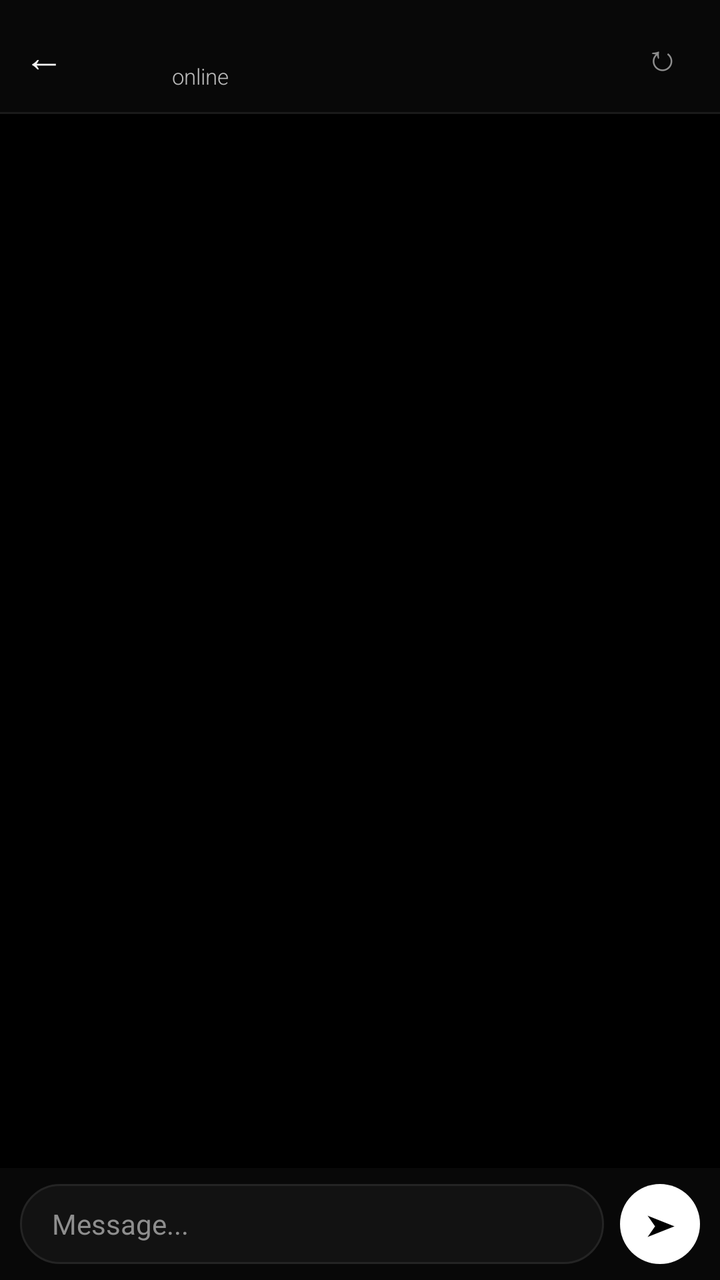
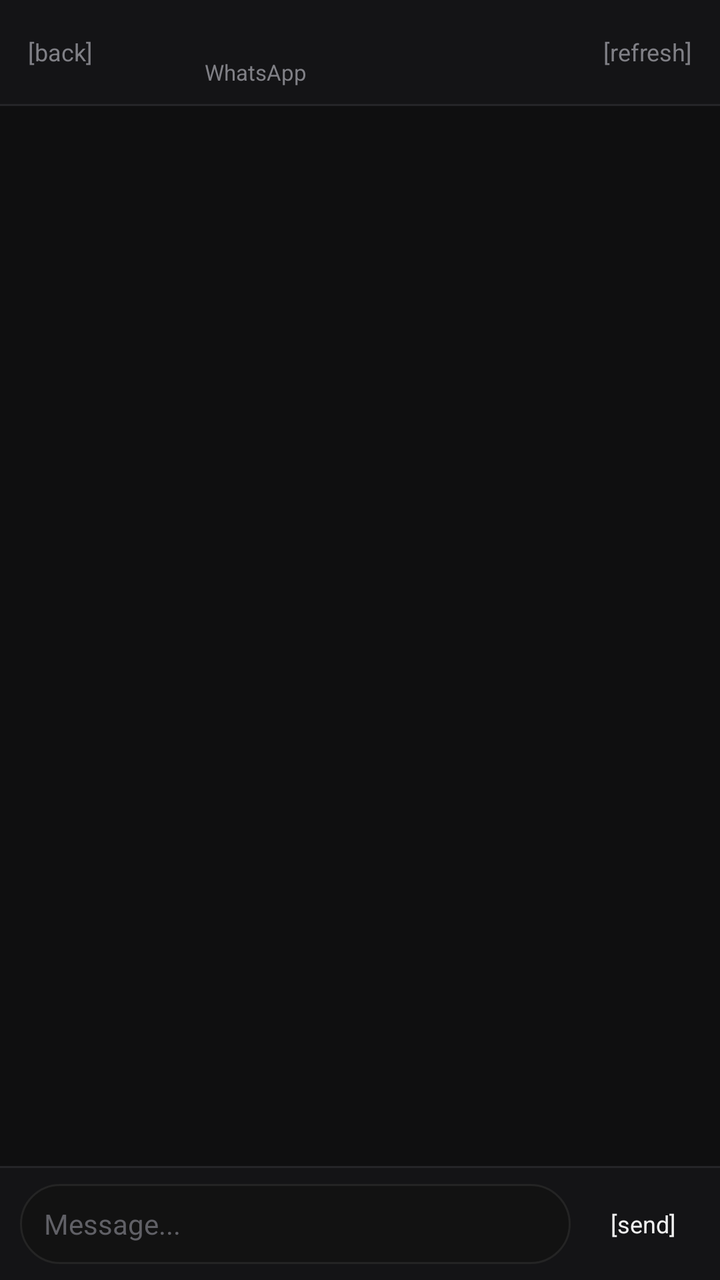

Screens rendered from an Android XML layout before and after an edit, with the pre-edit source and the edit as a unified diff.
<!-- AndroidManifest.xml: application theme android:Theme.NoTitleBar -->
<!-- res/layout/activity_chat.xml -->
<?xml version="1.0" encoding="utf-8"?>
<LinearLayout xmlns:android="http://schemas.android.com/apk/res/android"
    android:layout_width="match_parent"
    android:layout_height="match_parent"
    android:orientation="vertical"
    android:background="@color/wa_chat_bg">

    
    <LinearLayout
        android:layout_width="match_parent"
        android:layout_height="56dp"
        android:orientation="horizontal"
        android:background="@color/wa_header"
        android:gravity="center_vertical"
        android:paddingLeft="4dp"
        android:paddingRight="10dp">

        <TextView
            android:id="@+id/btn_back"
            android:layout_width="36dp"
            android:layout_height="match_parent"
            android:gravity="center"
            android:textColor="@color/wa_text"
            android:textSize="20sp"
            android:text="&#8592;" />

        
        <FrameLayout
            android:id="@+id/layout_chat_avatar"
            android:layout_width="36dp"
            android:layout_height="36dp"
            android:layout_marginRight="10dp">

            <TextView
                android:id="@+id/tv_chat_avatar_letter"
                android:layout_width="match_parent"
                android:layout_height="match_parent"
                android:gravity="center"
                android:textColor="#FFFFFF"
                android:textSize="15sp"
                android:fontFamily="sans-serif-light"
                android:textStyle="bold" />
        </FrameLayout>

        
        <LinearLayout
            android:layout_width="0dp"
            android:layout_weight="1"
            android:layout_height="wrap_content"
            android:orientation="vertical">

            <TextView
                android:id="@+id/tv_thread_name"
                android:layout_width="wrap_content"
                android:layout_height="wrap_content"
                android:textColor="@color/wa_text"
                android:fontFamily="sans-serif"
                android:textSize="15sp"
                android:textStyle="bold"
                android:singleLine="true"
                android:ellipsize="end" />

            <TextView
                android:id="@+id/tv_thread_status"
                android:layout_width="wrap_content"
                android:layout_height="wrap_content"
                android:textColor="@color/wa_online"
                android:fontFamily="sans-serif-light"
                android:textSize="11sp"
                android:text="online" />
        </LinearLayout>

        
        <TextView
            android:id="@+id/btn_chat_refresh"
            android:layout_width="38dp"
            android:layout_height="44dp"
            android:gravity="center"
            android:textColor="@color/wa_text_sub"
            android:textSize="18sp"
            android:text="&#8635;" />
    </LinearLayout>

    <View
        android:layout_width="match_parent"
        android:layout_height="1dp"
        android:background="@color/wa_divider" />

    
    <FrameLayout
        android:layout_width="match_parent"
        android:layout_height="0dp"
        android:layout_weight="1">

        <ListView
            android:id="@+id/list_messages"
            android:layout_width="match_parent"
            android:layout_height="match_parent"
            android:divider="@null"
            android:dividerHeight="3dp"
            android:paddingLeft="10dp"
            android:paddingRight="10dp"
            android:paddingTop="10dp"
            android:paddingBottom="10dp"
            android:clipToPadding="false"
            android:scrollbars="none" />

        <TextView
            android:id="@+id/tv_chat_empty"
            android:layout_width="match_parent"
            android:layout_height="match_parent"
            android:gravity="center"
            android:fontFamily="sans-serif-light"
            android:textColor="@color/wa_text_sub"
            android:textSize="14sp"
            android:text="No messages yet.\nType below to begin."
            android:visibility="gone" />
    </FrameLayout>

    
    <LinearLayout
        android:layout_width="match_parent"
        android:layout_height="wrap_content"
        android:orientation="horizontal"
        android:background="@color/wa_header"
        android:paddingLeft="10dp"
        android:paddingRight="10dp"
        android:paddingTop="8dp"
        android:paddingBottom="8dp"
        android:gravity="center_vertical">

        
        <EditText
            android:id="@+id/edit_message"
            android:layout_width="0dp"
            android:layout_weight="1"
            android:layout_height="wrap_content"
            android:minHeight="40dp"
            android:maxLines="5"
            android:paddingLeft="16dp"
            android:paddingRight="16dp"
            android:paddingTop="9dp"
            android:paddingBottom="9dp"
            android:background="@drawable/input_pill_bg"
            android:textColor="@color/wa_text"
            android:textColorHint="@color/wa_text_sub"
            android:fontFamily="sans-serif"
            android:hint="Message..."
            android:textSize="14sp"
            android:imeOptions="actionSend"
            android:inputType="textCapSentences|textMultiLine" />

        
        <FrameLayout
            android:id="@+id/btn_send"
            android:layout_width="40dp"
            android:layout_height="40dp"
            android:layout_marginLeft="8dp"
            android:background="@drawable/btn_send_circle">

            <TextView
                android:layout_width="match_parent"
                android:layout_height="match_parent"
                android:gravity="center"
                android:textColor="#000000"
                android:textSize="15sp"
                android:paddingLeft="1dp"
                android:text="&#10148;" />
        </FrameLayout>
    </LinearLayout>

</LinearLayout>
<!-- resources referenced by this layout -->
<resources>
  <color name="wa_chat_bg">#000000</color>
  <color name="wa_divider">#1A1A1A</color>
  <color name="wa_header">#080808</color>
  <color name="wa_online">#BBBBBB</color>
  <color name="wa_text">#F5F5F5</color>
  <color name="wa_text_sub">#8E8E8E</color>
  <!-- drawable btn_send_circle (drawable) -->
  <?xml version="1.0" encoding="utf-8"?>
  <selector xmlns:android="http://schemas.android.com/apk/res/android">
      <item android:state_pressed="true">
          <shape android:shape="oval">
              <solid android:color="#CCCCCC" />
          </shape>
      </item>
      <item>
          <shape android:shape="oval">
              <solid android:color="#FFFFFF" />
          </shape>
      </item>
  </selector>
  <!-- drawable input_pill_bg (drawable) -->
  <?xml version="1.0" encoding="utf-8"?>
  <shape xmlns:android="http://schemas.android.com/apk/res/android"
      android:shape="rectangle">
      <solid android:color="#121212" />
      <stroke android:width="1dp" android:color="#242424" />
      <corners android:radius="22dp" />
  </shape>
</resources>

<!-- the commit's change to res/layout/activity_chat.xml (unified diff, before → after) -->
@@ -3,26 +3,29 @@
     android:layout_width="match_parent"
     android:layout_height="match_parent"
     android:orientation="vertical"
-    android:background="@color/wa_chat_bg">
+    android:background="#0F0F10">
 
     
     <LinearLayout
         android:layout_width="match_parent"
-        android:layout_height="56dp"
+        android:layout_height="52dp"
         android:orientation="horizontal"
-        android:background="@color/wa_header"
+        android:background="#141416"
         android:gravity="center_vertical"
         android:paddingLeft="4dp"
-        android:paddingRight="10dp">
+        android:paddingRight="8dp">
 
+        
         <TextView
             android:id="@+id/btn_back"
-            android:layout_width="36dp"
+            android:layout_width="wrap_content"
             android:layout_height="match_parent"
             android:gravity="center"
-            android:textColor="@color/wa_text"
-            android:textSize="20sp"
-            android:text="&#8592;" />
+            android:paddingLeft="10dp"
+            android:paddingRight="10dp"
+            android:textColor="#808086"
+            android:textSize="12sp"
+            android:text="[back]" />
 
         
         <FrameLayout
@@ -31,14 +34,19 @@
             android:layout_height="36dp"
             android:layout_marginRight="10dp">
 
+            <ImageView
+                android:id="@+id/iv_chat_avatar"
+                android:layout_width="match_parent"
+                android:layout_height="match_parent"
+                android:scaleType="centerCrop" />
+
             <TextView
                 android:id="@+id/tv_chat_avatar_letter"
                 android:layout_width="match_parent"
                 android:layout_height="match_parent"
                 android:gravity="center"
-                android:textColor="#FFFFFF"
+                android:textColor="#F2F2F2"
                 android:textSize="15sp"
-                android:fontFamily="sans-serif-light"
                 android:textStyle="bold" />
         </FrameLayout>
 
@@ -53,8 +61,7 @@
                 android:id="@+id/tv_thread_name"
                 android:layout_width="wrap_content"
                 android:layout_height="wrap_content"
-                android:textColor="@color/wa_text"
-                android:fontFamily="sans-serif"
+                android:textColor="#F2F2F2"
                 android:textSize="15sp"
                 android:textStyle="bold"
                 android:singleLine="true"
@@ -64,27 +71,29 @@
                 android:id="@+id/tv_thread_status"
                 android:layout_width="wrap_content"
                 android:layout_height="wrap_content"
-                android:textColor="@color/wa_online"
-                android:fontFamily="sans-serif-light"
+                android:textColor="#808086"
                 android:textSize="11sp"
-                android:text="online" />
+                android:text="WhatsApp" />
         </LinearLayout>
 
         
         <TextView
             android:id="@+id/btn_chat_refresh"
-            android:layout_width="38dp"
+            android:layout_width="wrap_content"
             android:layout_height="44dp"
             android:gravity="center"
-            android:textColor="@color/wa_text_sub"
-            android:textSize="18sp"
-            android:text="&#8635;" />
+            android:paddingLeft="8dp"
+            android:paddingRight="6dp"
+            android:textColor="#808086"
+            android:textSize="12sp"
+            android:text="[refresh]" />
     </LinearLayout>
 
+    
     <View
         android:layout_width="match_parent"
         android:layout_height="1dp"
-        android:background="@color/wa_divider" />
+        android:background="#252528" />
 
     
     <FrameLayout
@@ -97,7 +106,7 @@
             android:layout_width="match_parent"
             android:layout_height="match_parent"
             android:divider="@null"
-            android:dividerHeight="3dp"
+            android:dividerHeight="4dp"
             android:paddingLeft="10dp"
             android:paddingRight="10dp"
             android:paddingTop="10dp"
@@ -110,26 +119,30 @@
             android:layout_width="match_parent"
             android:layout_height="match_parent"
             android:gravity="center"
-            android:fontFamily="sans-serif-light"
-            android:textColor="@color/wa_text_sub"
-            android:textSize="14sp"
+            android:textColor="#808086"
+            android:textSize="13sp"
             android:text="No messages yet.\nType below to begin."
             android:visibility="gone" />
     </FrameLayout>
+
+    
+    <View
+        android:layout_width="match_parent"
+        android:layout_height="1dp"
+        android:background="#252528" />
 
     
     <LinearLayout
         android:layout_width="match_parent"
         android:layout_height="wrap_content"
         android:orientation="horizontal"
-        android:background="@color/wa_header"
+        android:background="#141416"
         android:paddingLeft="10dp"
         android:paddingRight="10dp"
         android:paddingTop="8dp"
         android:paddingBottom="8dp"
         android:gravity="center_vertical">
 
-        
         <EditText
             android:id="@+id/edit_message"
             android:layout_width="0dp"
@@ -137,36 +150,30 @@
             android:layout_height="wrap_content"
             android:minHeight="40dp"
             android:maxLines="5"
-            android:paddingLeft="16dp"
-            android:paddingRight="16dp"
+            android:paddingLeft="12dp"
+            android:paddingRight="12dp"
             android:paddingTop="9dp"
             android:paddingBottom="9dp"
             android:background="@drawable/input_pill_bg"
-            android:textColor="@color/wa_text"
-            android:textColorHint="@color/wa_text_sub"
-            android:fontFamily="sans-serif"
+            android:textColor="#F2F2F2"
+            android:textColorHint="#606066"
             android:hint="Message..."
             android:textSize="14sp"
             android:imeOptions="actionSend"
             android:inputType="textCapSentences|textMultiLine" />
 
         
-        <FrameLayout
+        <TextView
             android:id="@+id/btn_send"
-            android:layout_width="40dp"
+            android:layout_width="wrap_content"
             android:layout_height="40dp"
             android:layout_marginLeft="8dp"
-            android:background="@drawable/btn_send_circle">
-
-            <TextView
-                android:layout_width="match_parent"
-                android:layout_height="match_parent"
-                android:gravity="center"
-                android:textColor="#000000"
-                android:textSize="15sp"
-                android:paddingLeft="1dp"
-                android:text="&#10148;" />
-        </FrameLayout>
+            android:gravity="center"
+            android:paddingLeft="12dp"
+            android:paddingRight="12dp"
+            android:textColor="#F2F2F2"
+            android:textSize="12sp"
+            android:text="[send]" />
     </LinearLayout>
 
 </LinearLayout>
<!-- resource entries referenced after the edit -->
@@ -1,25 +1,5 @@
 <!-- resources referenced by this layout -->
 <resources>
-  <color name="wa_chat_bg">#000000</color>
-  <color name="wa_divider">#1A1A1A</color>
-  <color name="wa_header">#080808</color>
-  <color name="wa_online">#BBBBBB</color>
-  <color name="wa_text">#F5F5F5</color>
-  <color name="wa_text_sub">#8E8E8E</color>
-  <!-- drawable btn_send_circle (drawable) -->
-  <?xml version="1.0" encoding="utf-8"?>
-  <selector xmlns:android="http://schemas.android.com/apk/res/android">
-      <item android:state_pressed="true">
-          <shape android:shape="oval">
-              <solid android:color="#CCCCCC" />
-          </shape>
-      </item>
-      <item>
-          <shape android:shape="oval">
-              <solid android:color="#FFFFFF" />
-          </shape>
-      </item>
-  </selector>
   <!-- drawable input_pill_bg (drawable) -->
   <?xml version="1.0" encoding="utf-8"?>
   <shape xmlns:android="http://schemas.android.com/apk/res/android"
